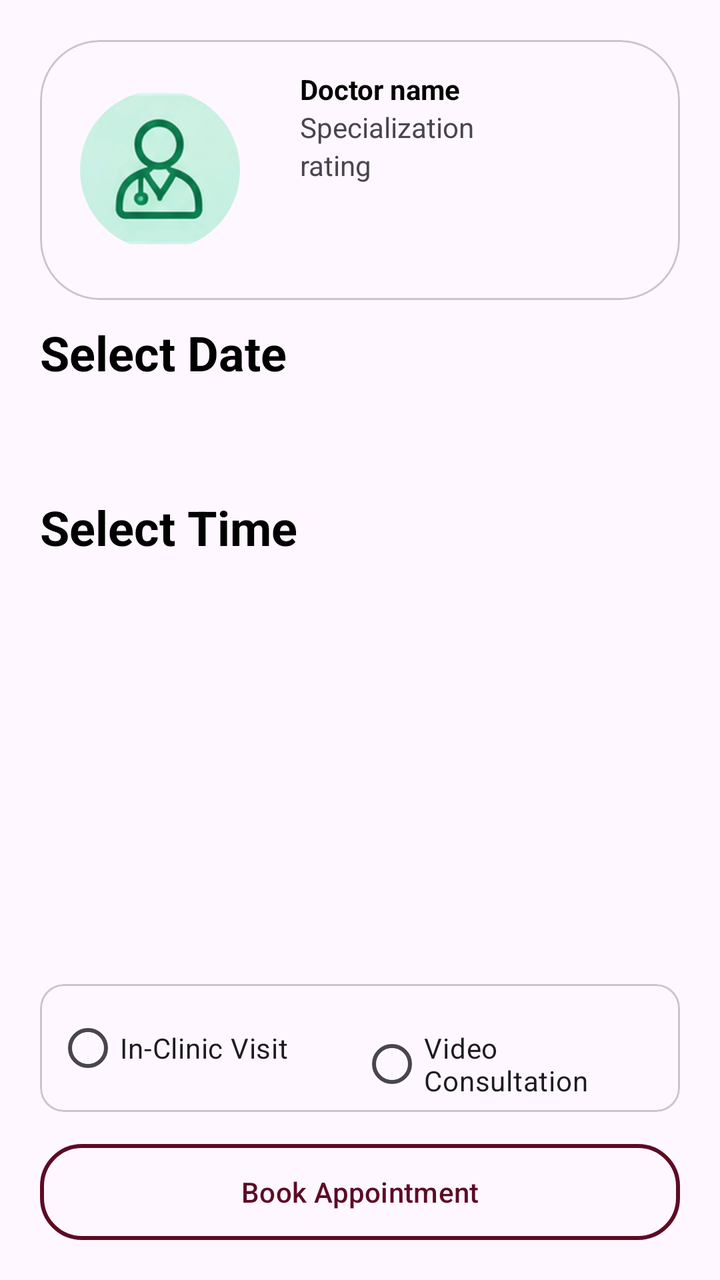
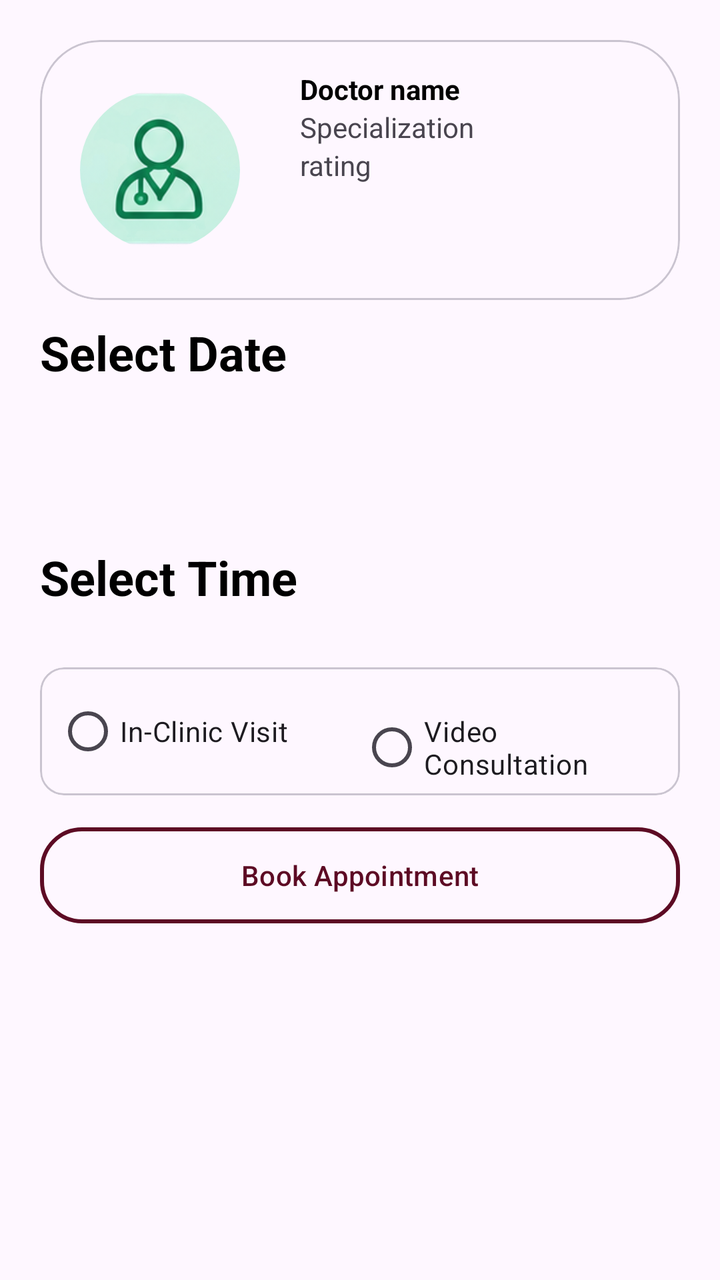

Compare the two renders of this Android layout. The source of the first and the diff that turns it into the second are given below.
<!-- AndroidManifest.xml: application theme Theme.Hospital_Appointment_System -->
<!-- res/layout/fragment_appointment_schedule_.xml -->
<?xml version="1.0" encoding="utf-8"?>
<LinearLayout xmlns:android="http://schemas.android.com/apk/res/android"
    xmlns:tools="http://schemas.android.com/tools"
    android:layout_width="match_parent"
    android:layout_height="match_parent"
    xmlns:app="http://schemas.android.com/apk/res-auto"
    android:orientation="vertical"
    android:padding="20dp"
    tools:context=".appointment_schedule_Fragment">

    <com.google.android.material.card.MaterialCardView
        android:layout_width="match_parent"
        android:layout_height="130dp"
        app:cardCornerRadius="30dp"
        android:layout_marginBottom="10dp"
        >


        <LinearLayout
            android:layout_width="match_parent"
            android:layout_height="match_parent"
            android:orientation="horizontal">

            <com.google.android.material.imageview.ShapeableImageView
                android:layout_width="80dp"
                android:layout_height="80dp"
                android:layout_marginLeft="20dp"
                android:src="@drawable/doctor"
                android:scaleType="centerCrop"
                android:layout_gravity="center_vertical"
                app:shapeAppearanceOverlay="@style/CircleImageView"/>

            <LinearLayout
                android:layout_width="wrap_content"
                android:layout_height="wrap_content"
                android:layout_marginStart="30dp"
                android:layout_marginTop="15dp"
                android:orientation="vertical">

                <TextView
                    android:id="@+id/Doctor_name_appointment"
                    android:layout_width="wrap_content"
                    android:layout_height="wrap_content"
                    android:textStyle="bold"
                    android:textColor="@color/black"
                    android:text="Doctor name "/>
                <TextView
                    android:id="@+id/docter_spec_appointment"
                    android:layout_width="wrap_content"
                    android:layout_height="wrap_content"
                    android:text="Specialization"/>
                <TextView
                    android:id="@+id/doctor_rating_appointment"
                    android:layout_width="wrap_content"
                    android:layout_height="wrap_content"
                    android:text="rating"/>

            </LinearLayout>

        </LinearLayout>

    </com.google.android.material.card.MaterialCardView>

    <TextView
        android:layout_width="wrap_content"
        android:layout_height="wrap_content"
        android:textStyle="bold"
        android:textSize="24sp"
        android:textColor="@color/black"
        android:text="Select Date" />
    <TextView
        android:id="@+id/date"
        android:layout_width="match_parent"
        android:layout_height="55dp"/>

    <TextView
        android:layout_width="wrap_content"
        android:layout_height="wrap_content"
        android:textStyle="bold"
        android:textSize="24sp"
        android:textColor="@color/black"
        android:text="Select Time" />
    <TextView
        android:id="@+id/time"
        android:layout_width="match_parent"
        android:layout_weight="1"
        android:layout_height="match_parent"/>

    <com.google.android.material.card.MaterialCardView
        android:layout_width="match_parent"
        android:layout_height="wrap_content"
        android:layout_marginTop="16dp">

        <RadioGroup
            android:layout_width="match_parent"
            android:layout_height="wrap_content"
            android:orientation="horizontal"
            android:padding="8dp">

            <RadioButton
                android:id="@+id/rbClinic"
                android:layout_width="0dp"
                android:layout_height="wrap_content"
                android:layout_weight="1"
                android:text="In-Clinic Visit" />

            <RadioButton
                android:id="@+id/rbVideo"
                android:layout_width="0dp"
                android:layout_height="wrap_content"
                android:layout_weight="1"
                android:text="Video Consultation" />

        </RadioGroup>

    </com.google.android.material.card.MaterialCardView>
    <com.google.android.material.button.MaterialButton
        android:id="@+id/bookbtn"
        android:layout_marginTop="16dp"
        android:background="@drawable/selectbtn"
        android:textColor="@color/selectbtn"
        app:backgroundTint="@null"
        android:layout_width="match_parent"
        android:layout_height="wrap_content"
        android:text="Book Appointment"/>




</LinearLayout>
<!-- resources referenced by this layout -->
<resources>
  <color name="black">#FF000000</color>
  <color name="selectbtn">#5D0B24</color>
  <!-- drawable doctor: png bitmap (drawable, 33493 bytes) -->
  <!-- drawable selectbtn (drawable) -->
  <?xml version="1.0" encoding="utf-8"?>
  <shape xmlns:android="http://schemas.android.com/apk/res/android"
      android:shape="rectangle">
  
      <corners android:radius="20dp"/>
  
      <stroke android:width="2dp" android:color="@color/selectbtn"/>
  
  </shape>
  <style name="CircleImageView">
          <item name="cornerFamily">rounded</item>
          <item name="cornerSize">50%</item>
      </style>
  <style name="Theme.Hospital_Appointment_System" parent="Base.Theme.Hospital_Appointment_System" />
  <style name="Base.Theme.Hospital_Appointment_System" parent="Theme.Material3.DayNight.NoActionBar">
          
          
      </style>
</resources>

<!-- the commit's change to res/layout/fragment_appointment_schedule_.xml (unified diff, before → after) -->
@@ -67,11 +67,14 @@
         android:textStyle="bold"
         android:textSize="24sp"
         android:textColor="@color/black"
-        android:text="Select Date" />
-    <TextView
-        android:id="@+id/date"
+        android:text="Select Date"/>
+
+    <androidx.recyclerview.widget.RecyclerView
         android:layout_width="match_parent"
-        android:layout_height="55dp"/>
+        android:layout_height="60dp"
+        android:layout_margin="10dp"
+        android:overScrollMode="never"
+        android:id="@+id/dateselector"/>
 
     <TextView
         android:layout_width="wrap_content"
@@ -80,11 +83,13 @@
         android:textSize="24sp"
         android:textColor="@color/black"
         android:text="Select Time" />
-    <TextView
+
+    <androidx.recyclerview.widget.RecyclerView
         android:id="@+id/time"
         android:layout_width="match_parent"
-        android:layout_weight="1"
-        android:layout_height="match_parent"/>
+        android:layout_height="wrap_content"
+        android:layout_marginTop="13dp"
+        android:nestedScrollingEnabled="false"/>
 
     <com.google.android.material.card.MaterialCardView
         android:layout_width="match_parent"
@@ -125,6 +130,4 @@
         android:text="Book Appointment"/>
 
 
-
-
 </LinearLayout>
